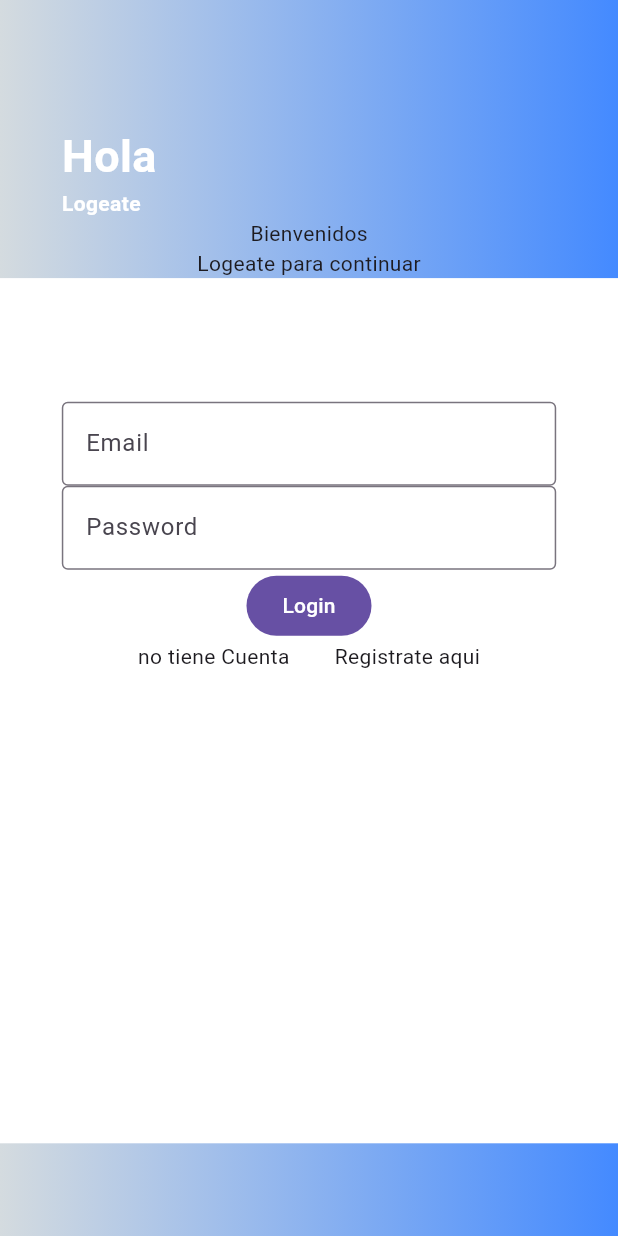
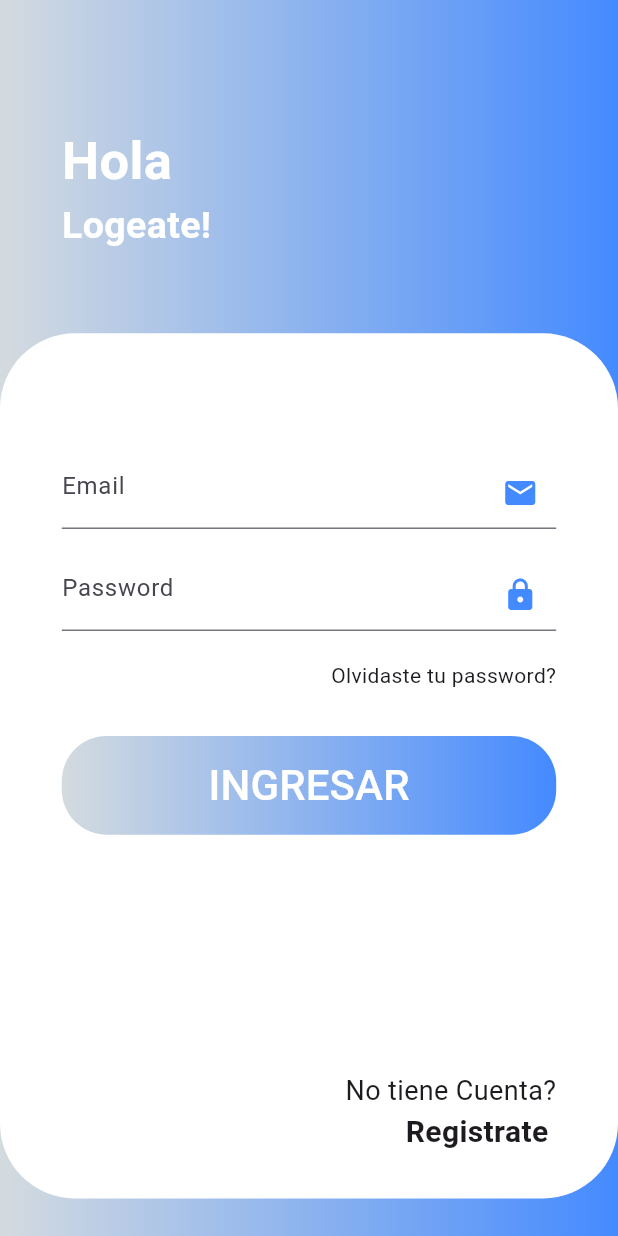
Before and after one commit to yderfre78/ecconomerce, a Flutter app: the screen it shows after launch, on a phone screen of 412 x 824 dp. Run offline on Flutter 3.47's test engine with Material 3 defaults, Android fonts, the phone set to English and light mode, and no system bars.

Commit message:
style(main): chang

```diff
--- a/lib/main.dart
+++ b/lib/main.dart
@@ -32,7 +32,7 @@ class MyApp extends StatelessWidget {
                 child: Text(
                   'Hola',
                   style: TextStyle(
-                    fontSize: 30,
+                    fontSize: 35,
                     fontWeight: FontWeight.bold,
                     color: Colors.white,
                   ),
@@ -44,47 +44,99 @@ class MyApp extends StatelessWidget {
                   left: MediaQuery.of(context).size.width * 0.1,
                 ),
                 child: Text(
-                  'Logeate',
+                  'Logeate!',
                   style: TextStyle(
+                    fontSize: 25,
                     fontWeight: FontWeight.bold,
                     color: Colors.white,
+
                   ),
                 ),
               ),
 
-              const Text('Bienvenidos'),
-              const Text('Logeate para continuar'),
+              Spacer(),
               Container(
+                margin: EdgeInsets.only(bottom: 25),
                 padding: EdgeInsets.only(
                   top: MediaQuery.of(context).size.height * 0.1,
                   left: MediaQuery.of(context).size.width * 0.1,
                   right: MediaQuery.of(context).size.width * 0.1,
                 ),
                 height: MediaQuery.of(context).size.height * 0.7,
-                color: Colors.white,
+                decoration: BoxDecoration(
+                  color: Colors.white,
+                  borderRadius: BorderRadius.circular(50),
+                ),
                 child: Column(
                   children: [
                     TextFormField(
+
                       decoration: InputDecoration(
-                        border: OutlineInputBorder(),
                         hintText: 'Email',
+                        suffixIcon: Icon(Icons.email,
+                        color: Colors.blueAccent,
+                        ),
                       ),
                     ),
+                    SizedBox(height: 20),
                     TextFormField(
                       decoration: InputDecoration(
-                        border: OutlineInputBorder(),
                         hintText: 'Password',
+
+                        suffixIcon: Icon(Icons.lock,
+                         color: Colors.blueAccent,
+                        ),
+
+                      ),
+                      obscureText: true,
+                    ),
+                    Container(
+                      margin: EdgeInsets.only(top: 20),
+                      alignment: Alignment.centerRight,
+                      child: Text('Olvidaste tu password?'),
+                    ),
+                    Container(
+                      height: MediaQuery.of(context).size.height * 0.08,
+                      width: MediaQuery.of(context).size.width * 0.8,
+                      margin: EdgeInsets.only(top: 30),
+                      decoration: BoxDecoration(
+                        gradient: LinearGradient(
+                          colors: [
+                            Color.fromARGB(255, 212, 219, 223),
+                            Colors.blueAccent,
+                          ],
+                        ),
+                        borderRadius: BorderRadius.circular(30),
+                      ),
+                      child: FilledButton(
+                        onPressed: () {},
+                        style: FilledButton.styleFrom(
+                          backgroundColor: Colors.transparent,
+                        ),
+                        child: const Text(
+                          'INGRESAR',
+                          style: TextStyle(fontSize: 28),
+                        ),
                       ),
                     ),
-                    FilledButton(onPressed: () {}, child: const Text('Login')),
-                    Row(
-                      mainAxisAlignment: MainAxisAlignment.center,
-                      crossAxisAlignment: CrossAxisAlignment.center,
-                      children: [
-                        Text('no tiene Cuenta'),
-                        SizedBox(width: 30),
-                        Text('Registrate aqui'),
-                      ],
+                    Spacer(),
+                    Container(
+                      alignment: Alignment.centerRight,
+                      child: Text(
+                        'No tiene Cuenta?',
+                        style: TextStyle(fontSize: 18),
+                      ),
+                    ),
+                    Container(
+                      alignment: Alignment.centerRight,
+                      margin: EdgeInsets.only(bottom: 30),
+                      child: Text(
+                        'Registrate ',
+                        style: TextStyle(
+                          fontSize: 20,
+                          fontWeight: FontWeight.bold,
+                        ),
+                      ),
                     ),
                   ],
                 ),
```
